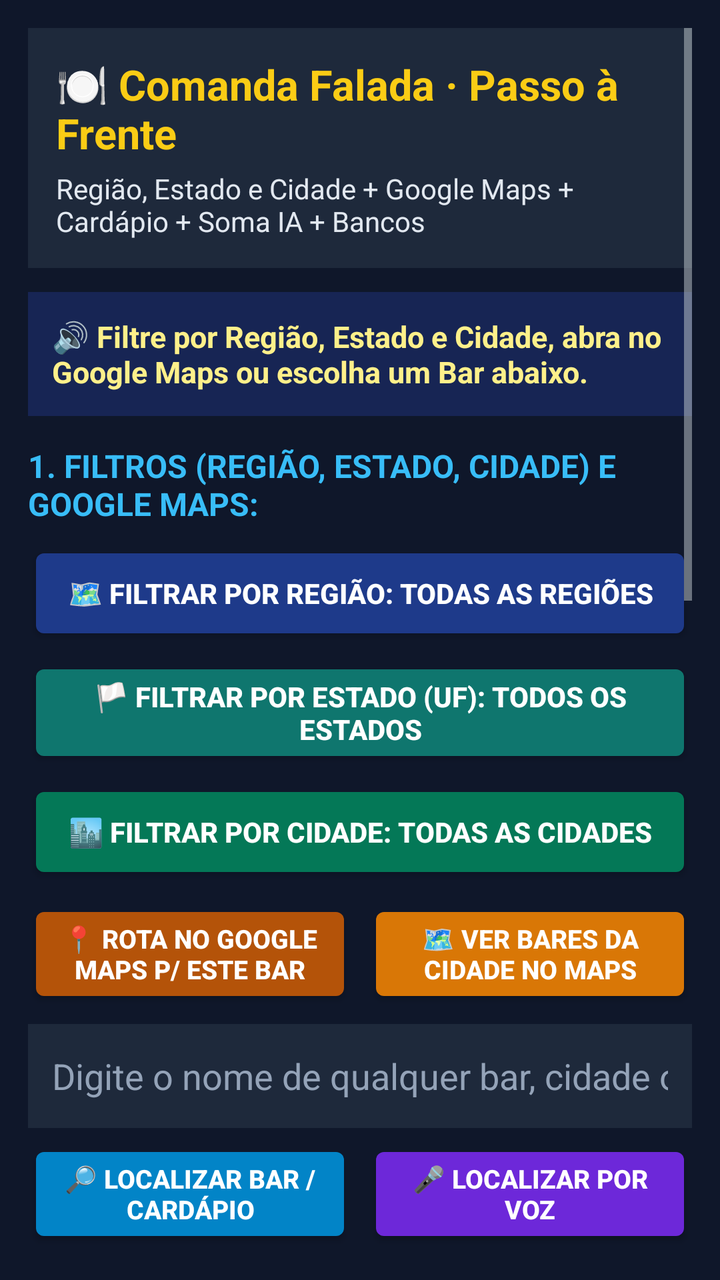
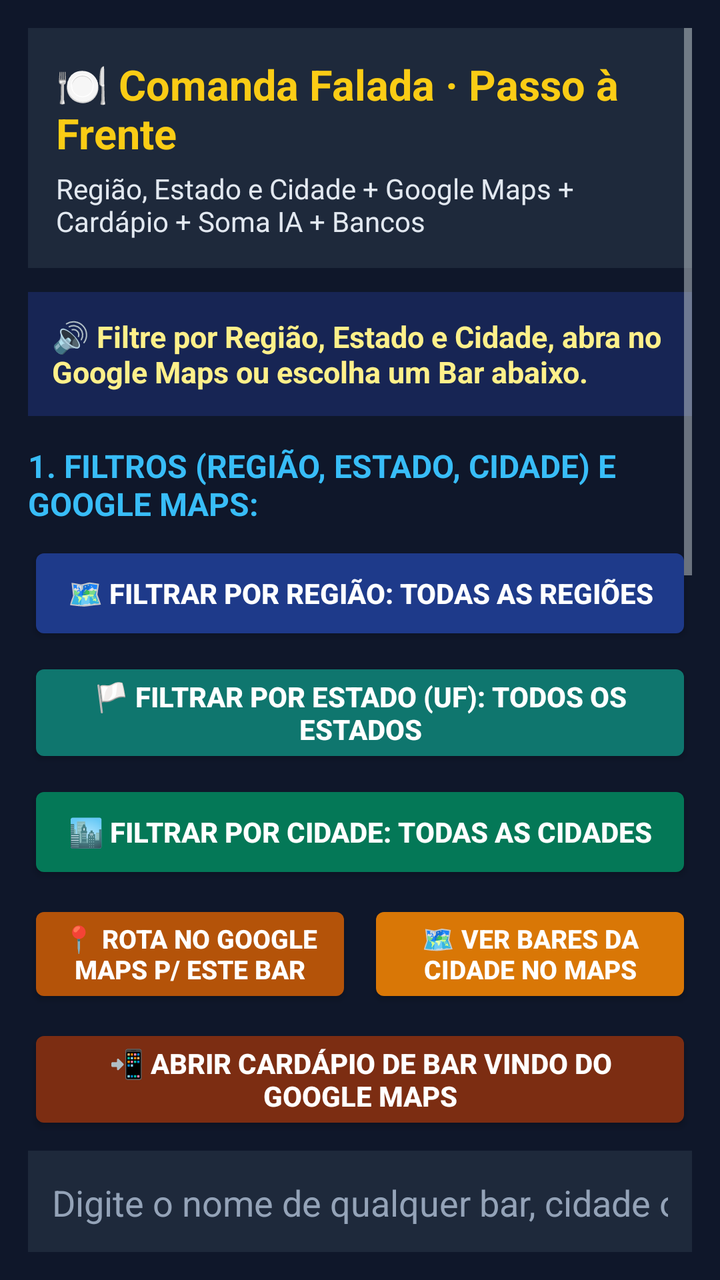

Before-and-after screenshots of an Android layout around one commit, followed by the original layout XML and the change that was made.
<!-- AndroidManifest.xml: application theme android:Theme.DeviceDefault.NoActionBar -->
<!-- res/layout/activity_main.xml -->
<?xml version="1.0" encoding="utf-8"?>
<ScrollView xmlns:android="http://schemas.android.com/apk/res/android"
    android:layout_width="match_parent"
    android:layout_height="match_parent"
    android:padding="14dp"
    android:background="#0F172A">

    <LinearLayout
        android:layout_width="match_parent"
        android:layout_height="wrap_content"
        android:orientation="vertical">

        
        <LinearLayout
            android:layout_width="match_parent"
            android:layout_height="wrap_content"
            android:orientation="vertical"
            android:background="#1E293B"
            android:padding="14dp"
            android:layout_marginBottom="12dp">

            <TextView
                android:id="@+id/tvTitulo"
                android:layout_width="match_parent"
                android:layout_height="wrap_content"
                android:text="🍽️ Comanda Falada · Passo à Frente"
                android:textSize="21sp"
                android:textStyle="bold"
                android:textColor="#FACC15"
                android:contentDescription="Aplicativo Comanda Falada, Passo à Frente. Filtre por Região, Estado e Cidade, integre com o Google Maps, ouça o cardápio, some a comanda pela IA e pague nos bancos do celular." />

            <TextView
                android:id="@+id/tvSubtitulo"
                android:layout_width="match_parent"
                android:layout_height="wrap_content"
                android:text="Região, Estado e Cidade + Google Maps + Cardápio + Soma IA + Bancos"
                android:textSize="14sp"
                android:textColor="#E2E8F0"
                android:layout_marginTop="4dp" />
        </LinearLayout>

        
        <TextView
            android:id="@+id/tvResultado"
            android:layout_width="match_parent"
            android:layout_height="wrap_content"
            android:background="#172554"
            android:padding="12dp"
            android:text="🔊 Filtre por Região, Estado e Cidade, abra no Google Maps ou escolha um Bar abaixo."
            android:textSize="15sp"
            android:textStyle="bold"
            android:textColor="#FEF08A"
            android:accessibilityLiveRegion="polite"
            android:layout_marginBottom="14dp" />

        
        <TextView
            android:layout_width="match_parent"
            android:layout_height="wrap_content"
            android:text="1. FILTROS (REGIÃO, ESTADO, CIDADE) E GOOGLE MAPS:"
            android:textSize="16sp"
            android:textStyle="bold"
            android:textColor="#38BDF8"
            android:layout_marginBottom="8dp" />

        <Button
            android:id="@+id/btnFiltroRegiao"
            android:layout_width="match_parent"
            android:layout_height="wrap_content"
            android:minHeight="52dp"
            android:text="🗺️ Filtrar por Região: Todas as Regiões"
            android:textSize="14sp"
            android:textStyle="bold"
            android:textColor="#FFFFFF"
            android:backgroundTint="#1E3A8A"
            android:layout_marginBottom="6dp" />

        <Button
            android:id="@+id/btnFiltroEstado"
            android:layout_width="match_parent"
            android:layout_height="wrap_content"
            android:minHeight="52dp"
            android:text="🏳️ Filtrar por Estado (UF): Todos os Estados"
            android:textSize="14sp"
            android:textStyle="bold"
            android:textColor="#FFFFFF"
            android:backgroundTint="#0F766E"
            android:layout_marginBottom="6dp" />

        <Button
            android:id="@+id/btnFiltroCidade"
            android:layout_width="match_parent"
            android:layout_height="wrap_content"
            android:minHeight="52dp"
            android:text="🏙️ Filtrar por Cidade: Todas as Cidades"
            android:textSize="14sp"
            android:textStyle="bold"
            android:textColor="#FFFFFF"
            android:backgroundTint="#047857"
            android:layout_marginBottom="8dp" />

        
        <LinearLayout
            android:layout_width="match_parent"
            android:layout_height="wrap_content"
            android:orientation="horizontal"
            android:layout_marginBottom="8dp">

            <Button
                android:id="@+id/btnGoogleMapsRota"
                android:layout_width="0dp"
                android:layout_height="wrap_content"
                android:layout_weight="1"
                android:minHeight="54dp"
                android:text="📍 Rota no Google Maps p/ Este Bar"
                android:textSize="13sp"
                android:textStyle="bold"
                android:textColor="#FFFFFF"
                android:backgroundTint="#B45309"
                android:layout_marginEnd="4dp" />

            <Button
                android:id="@+id/btnGoogleMapsExplorar"
                android:layout_width="0dp"
                android:layout_height="wrap_content"
                android:layout_weight="1"
                android:minHeight="54dp"
                android:text="🗺️ Ver Bares da Cidade no Maps"
                android:textSize="13sp"
                android:textStyle="bold"
                android:textColor="#FFFFFF"
                android:backgroundTint="#D97706"
                android:layout_marginStart="4dp" />
        </LinearLayout>

        
        <EditText
            android:id="@+id/etBuscaQualquerBar"
            android:layout_width="match_parent"
            android:layout_height="wrap_content"
            android:minHeight="52dp"
            android:hint="Digite o nome de qualquer bar, cidade ou estado..."
            android:textColor="#FFFFFF"
            android:textColorHint="#94A3B8"
            android:background="#1E293B"
            android:padding="12dp"
            android:singleLine="true"
            android:inputType="text"
            android:contentDescription="Caixa de texto para localizar qualquer bar, restaurante, bairro ou cidade com cardápio disponível"
            android:layout_marginBottom="6dp" />

        <LinearLayout
            android:layout_width="match_parent"
            android:layout_height="wrap_content"
            android:orientation="horizontal"
            android:layout_marginBottom="8dp">

            <Button
                android:id="@+id/btnLocalizarBarTexto"
                android:layout_width="0dp"
                android:layout_height="wrap_content"
                android:layout_weight="1"
                android:minHeight="54dp"
                android:text="🔎 Localizar Bar / Cardápio"
                android:textSize="13sp"
                android:textStyle="bold"
                android:textColor="#FFFFFF"
                android:backgroundTint="#0284C7"
                android:layout_marginEnd="4dp" />

            <Button
                android:id="@+id/btnBuscarVozLocal"
                android:layout_width="0dp"
                android:layout_height="wrap_content"
                android:layout_weight="1"
                android:minHeight="54dp"
                android:text="🎤 Localizar por Voz"
                android:textSize="13sp"
                android:textStyle="bold"
                android:textColor="#FFFFFF"
                android:backgroundTint="#6D28D9"
                android:layout_marginStart="4dp" />
        </LinearLayout>

        
        <LinearLayout
            android:layout_width="match_parent"
            android:layout_height="wrap_content"
            android:orientation="horizontal"
            android:layout_marginBottom="10dp">

            <Button
                android:id="@+id/btnFiltroAcustico"
                android:layout_width="0dp"
                android:layout_height="wrap_content"
                android:layout_weight="1"
                android:minHeight="50dp"
                android:text="🔉 Só Conforto Acústico"
                android:textSize="13sp"
                android:textColor="#FFFFFF"
                android:backgroundTint="#0369A1"
                android:layout_marginEnd="4dp" />

            <Button
                android:id="@+id/btnFiltroTodos"
                android:layout_width="0dp"
                android:layout_height="wrap_content"
                android:layout_weight="1"
                android:minHeight="50dp"
                android:text="🔄 Limpar Filtros"
                android:textSize="13sp"
                android:textColor="#FFFFFF"
                android:backgroundTint="#334155"
                android:layout_marginStart="4dp" />
        </LinearLayout>

        
        <LinearLayout
            android:id="@+id/containerEstabelecimentos"
            android:layout_width="match_parent"
            android:layout_height="wrap_content"
            android:orientation="vertical"
            android:layout_marginBottom="16dp" />

        
        <TextView
            android:id="@+id/tvTituloCardapio"
            android:layout_width="match_parent"
            android:layout_height="wrap_content"
            android:text="2. CARDÁPIO DO ESTABELECIMENTO:"
            android:textSize="17sp"
            android:textStyle="bold"
            android:textColor="#FACC15"
            android:layout_marginBottom="6dp" />

        <Button
            android:id="@+id/btnPedirPorVoz"
            android:layout_width="match_parent"
            android:layout_height="wrap_content"
            android:minHeight="54dp"
            android:text="🎙️ Falar Pedido para a IA Somar na Comanda"
            android:textSize="15sp"
            android:textStyle="bold"
            android:textColor="#FFFFFF"
            android:backgroundTint="#0F766E"
            android:layout_marginBottom="8dp" />

        
        <LinearLayout
            android:id="@+id/containerCardapio"
            android:layout_width="match_parent"
            android:layout_height="wrap_content"
            android:orientation="vertical"
            android:layout_marginBottom="16dp" />

        
        <TextView
            android:layout_width="match_parent"
            android:layout_height="wrap_content"
            android:text="3. SUA COMANDA E SOMA AUTOMÁTICA DA IA:"
            android:textSize="17sp"
            android:textStyle="bold"
            android:textColor="#4ADE80"
            android:layout_marginBottom="6dp" />

        <TextView
            android:id="@+id/tvResumoComanda"
            android:layout_width="match_parent"
            android:layout_height="wrap_content"
            android:background="#1E293B"
            android:padding="14dp"
            android:text="Sua comanda está vazia. Toque nos itens do cardápio acima para adicionar."
            android:textSize="15sp"
            android:textColor="#F8FAFC"
            android:layout_marginBottom="8dp" />

        <LinearLayout
            android:layout_width="match_parent"
            android:layout_height="wrap_content"
            android:orientation="horizontal"
            android:layout_marginBottom="10dp">

            <Button
                android:id="@+id/btnOuvirComanda"
                android:layout_width="0dp"
                android:layout_height="wrap_content"
                android:layout_weight="1"
                android:minHeight="52dp"
                android:text="🔊 Ouvir Soma"
                android:textSize="14sp"
                android:textColor="#FFFFFF"
                android:backgroundTint="#1D4ED8"
                android:layout_marginEnd="4dp" />

            <Button
                android:id="@+id/btnAlterarTeto"
                android:layout_width="0dp"
                android:layout_height="wrap_content"
                android:layout_weight="1"
                android:minHeight="52dp"
                android:text="🎯 Teto: R$ 100"
                android:textSize="14sp"
                android:textColor="#FFFFFF"
                android:backgroundTint="#4338CA"
                android:layout_marginStart="4dp"
                android:layout_marginEnd="4dp" />

            <Button
                android:id="@+id/btnLimparComanda"
                android:layout_width="0dp"
                android:layout_height="wrap_content"
                android:layout_weight="1"
                android:minHeight="52dp"
                android:text="🗑️ Limpar"
                android:textSize="14sp"
                android:textColor="#FFFFFF"
                android:backgroundTint="#991B1B"
                android:layout_marginStart="4dp" />
        </LinearLayout>

        
        <TextView
            android:layout_width="match_parent"
            android:layout_height="wrap_content"
            android:text="4. PAGAMENTO PIX NOS BANCOS DO SEU CELULAR:"
            android:textSize="17sp"
            android:textStyle="bold"
            android:textColor="#FACC15"
            android:layout_marginBottom="6dp" />

        <Button
            android:id="@+id/btnPagarBanco"
            android:layout_width="match_parent"
            android:layout_height="wrap_content"
            android:minHeight="64dp"
            android:text="🏦 COPIAR PIX E ABRIR APP DO BANCO NO CELULAR"
            android:textSize="16sp"
            android:textStyle="bold"
            android:textColor="#FFFFFF"
            android:backgroundTint="#15803D"
            android:layout_marginBottom="8dp" />

        <LinearLayout
            android:id="@+id/containerBancosInstalados"
            android:layout_width="match_parent"
            android:layout_height="wrap_content"
            android:orientation="vertical"
            android:layout_marginBottom="18dp" />

        
        <TextView
            android:layout_width="match_parent"
            android:layout_height="wrap_content"
            android:text="5. CASOS DE TESTE DA DISCIPLINA (AI4GOOD):"
            android:textSize="15sp"
            android:textStyle="bold"
            android:textColor="#94A3B8"
            android:layout_marginBottom="6dp" />

        <Button
            android:id="@+id/btnCaso1"
            android:layout_width="match_parent"
            android:layout_height="wrap_content"
            android:minHeight="48dp"
            android:text="Caso 1: Buscar Bar com Conforto Acústico"
            android:textSize="14sp"
            android:textColor="#FFFFFF"
            android:backgroundTint="#334155"
            android:layout_marginBottom="6dp" />

        <Button
            android:id="@+id/btnCaso2"
            android:layout_width="match_parent"
            android:layout_height="wrap_content"
            android:minHeight="48dp"
            android:text="Caso 2: Pedido Caldinho + Suco (R$ 22,00) e Pix"
            android:textSize="14sp"
            android:textColor="#FFFFFF"
            android:backgroundTint="#334155"
            android:layout_marginBottom="6dp" />

        <Button
            android:id="@+id/btnCaso3"
            android:layout_width="match_parent"
            android:layout_height="wrap_content"
            android:minHeight="48dp"
            android:text="Caso 3: Testar Ruído de Bar (Onde a IA Erra)"
            android:textSize="14sp"
            android:textColor="#FFFFFF"
            android:backgroundTint="#334155"
            android:layout_marginBottom="16dp" />

    </LinearLayout>
</ScrollView>
<!-- resources referenced by this layout -->
<resources>

</resources>

<!-- the commit's change to res/layout/activity_main.xml (unified diff, before → after) -->
@@ -133,6 +133,19 @@
                 android:layout_marginStart="4dp" />
         </LinearLayout>
 
+        <Button
+            android:id="@+id/btnImportarBarDoMaps"
+            android:layout_width="match_parent"
+            android:layout_height="wrap_content"
+            android:minHeight="52dp"
+            android:text="📲 Abrir Cardápio de Bar Vindo do Google Maps"
+            android:textSize="14sp"
+            android:textStyle="bold"
+            android:textColor="#FFFFFF"
+            android:backgroundTint="#7C2D12"
+            android:contentDescription="Abrir cardápio de qualquer bar aberto ou compartilhado pelo Google Maps"
+            android:layout_marginBottom="8dp" />
+
         
         <EditText
             android:id="@+id/etBuscaQualquerBar"
